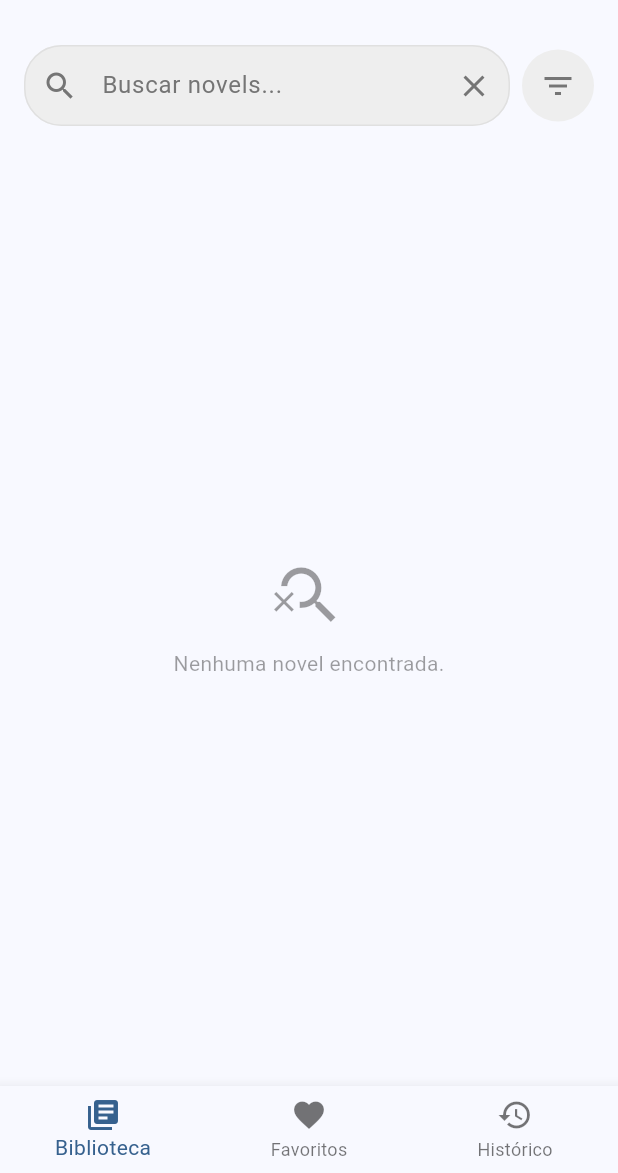
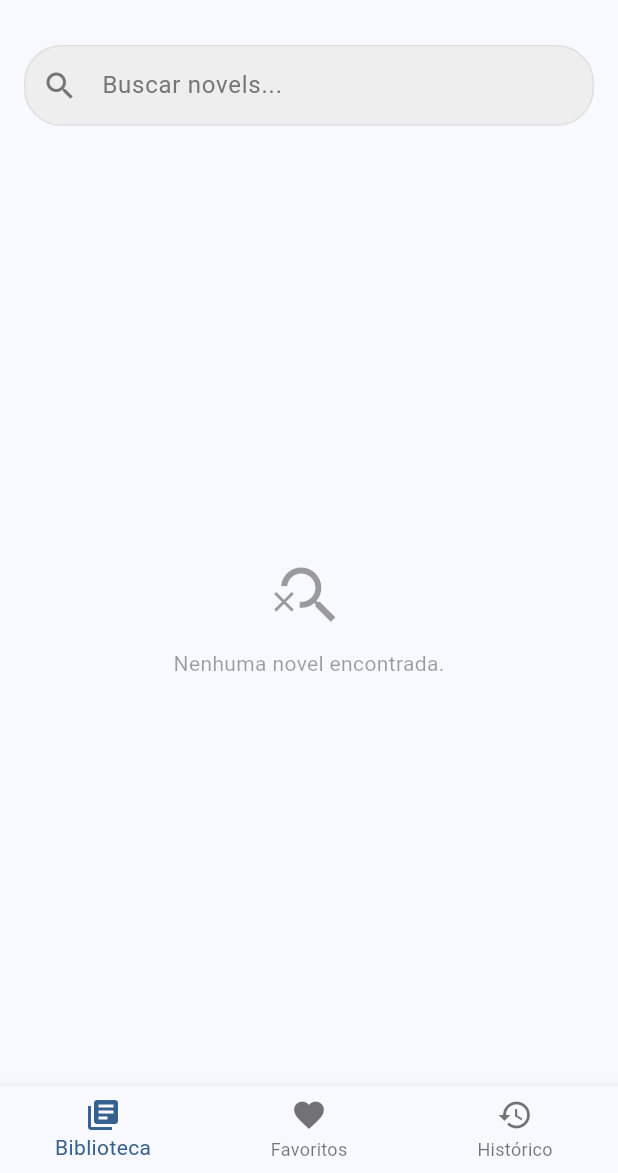
Before and after one commit to Luiz-eduardp/akashic_records, a Flutter app: the screen it shows after launch, on a phone screen of 412 x 824 dp, the part 63-1236 px from its top. Run offline on Flutter 3.47's test engine with Material 3 defaults, Android fonts, the phone set to English and light mode, and no system bars; our stand-ins replace cached_network_image, cookie_jar, dio, flutter_colorpicker, flutter_html, scrollable_positioned_list and 2 more.

Commit message:
Refactor: Enhance SearchBarWidget with clear button visibility

```diff
--- a/lib/screens/library/search_bar_widget.dart
+++ b/lib/screens/library/search_bar_widget.dart
@@ -2,12 +2,12 @@ import 'package:flutter/material.dart';
 
 class SearchBarWidget extends StatefulWidget {
   final Function(String) onSearch;
-  final VoidCallback onFilterPressed;
+  final VoidCallback? onFilterPressed;
 
   const SearchBarWidget({
     super.key,
     required this.onSearch,
-    required this.onFilterPressed,
+    this.onFilterPressed,
   });
 
   @override
@@ -16,9 +16,29 @@ class SearchBarWidget extends StatefulWidget {
 
 class _SearchBarWidgetState extends State<SearchBarWidget> {
   final TextEditingController _controller = TextEditingController();
+  bool _hasText = false;
+
+  @override
+  void initState() {
+    super.initState();
+    _controller.addListener(_updateClearButtonVisibility);
+  }
+
+  void _updateClearButtonVisibility() {
+    if (_controller.text.isEmpty && _hasText) {
+      setState(() {
+        _hasText = false;
+      });
+    } else if (_controller.text.isNotEmpty && !_hasText) {
+      setState(() {
+        _hasText = true;
+      });
+    }
+  }
 
   @override
   void dispose() {
+    _controller.removeListener(_updateClearButtonVisibility);
     _controller.dispose();
     super.dispose();
   }
@@ -28,15 +48,10 @@ class _SearchBarWidgetState extends State<SearchBarWidget> {
     final ThemeData theme = Theme.of(context);
     final bool isDarkMode = theme.brightness == Brightness.dark;
 
-    final Color darkFillColor = Colors.grey[800]!;
-    final Color darkTextColor = Colors.white;
-    final Color darkIconColor = Colors.white70;
-    final Color darkBorderColor = Colors.grey[700]!;
-
-    final Color lightFillColor = Colors.grey[200]!;
-    final Color lightTextColor = Colors.black;
-    final Color lightIconColor = Colors.grey[600]!;
-    final Color lightBorderColor = Colors.grey[300]!;
+    final Color fillColor = isDarkMode ? Colors.grey[800]! : Colors.grey[200]!;
+    final Color textColor = isDarkMode ? Colors.white : Colors.black;
+    final Color iconColor = isDarkMode ? Colors.white70 : Colors.grey[600]!;
+    final Color borderColor = isDarkMode ? Colors.grey[700]! : Colors.grey[300]!;
 
     return Padding(
       padding: const EdgeInsets.all(8.0),
@@ -45,23 +60,14 @@ class _SearchBarWidgetState extends State<SearchBarWidget> {
           Expanded(
             child: TextField(
               controller: _controller,
-              style: TextStyle(
-                color: isDarkMode ? darkTextColor : lightTextColor,
-              ),
+              style: TextStyle(color: textColor),
               decoration: InputDecoration(
                 hintText: 'Buscar novels...',
-                hintStyle: TextStyle(
-                  color: isDarkMode ? darkIconColor : lightIconColor,
-                ),
-                prefixIcon: Icon(
-                  Icons.search,
-                  color: isDarkMode ? darkIconColor : lightIconColor,
-                ),
+                hintStyle: TextStyle(color: iconColor),
+                prefixIcon: Icon(Icons.search, color: iconColor),
                 border: OutlineInputBorder(
                   borderRadius: BorderRadius.circular(25.0),
-                  borderSide: BorderSide(
-                    color: isDarkMode ? darkBorderColor : lightBorderColor,
-                  ),
+                  borderSide: BorderSide(color: borderColor),
                 ),
                 focusedBorder: OutlineInputBorder(
                   borderRadius: BorderRadius.circular(25.0),
@@ -69,22 +75,22 @@ class _SearchBarWidgetState extends State<SearchBarWidget> {
                 ),
                 enabledBorder: OutlineInputBorder(
                   borderRadius: BorderRadius.circular(25.0),
-                  borderSide: BorderSide(
-                    color: isDarkMode ? darkBorderColor : lightBorderColor,
-                  ),
+                  borderSide: BorderSide(color: borderColor),
                 ),
                 filled: true,
-                fillColor: isDarkMode ? darkFillColor : lightFillColor,
-                suffixIcon: IconButton(
-                  icon: Icon(
-                    Icons.clear,
-                    color: isDarkMode ? darkIconColor : lightIconColor,
-                  ),
-                  onPressed: () {
-                    _controller.clear();
-                    widget.onSearch("");
-                  },
-                ),
+                fillColor: fillColor,
+                suffixIcon: _hasText
+                    ? IconButton(
+                        icon: Icon(Icons.clear, color: iconColor),
+                        onPressed: () {
+                          _controller.clear();
+                          widget.onSearch("");
+                          setState(() {
+                            _hasText = false;
+                          });
+                        },
+                      )
+                    : null,
                 contentPadding: const EdgeInsets.symmetric(
                   vertical: 15.0,
                   horizontal: 20.0,
@@ -93,19 +99,11 @@ class _SearchBarWidgetState extends State<SearchBarWidget> {
               onSubmitted: (value) {
                 widget.onSearch(value);
               },
-            ),
-          ),
-          const SizedBox(width: 8.0),
-          Material(
-            color: isDarkMode ? darkFillColor : lightFillColor,
-            borderRadius: BorderRadius.circular(25.0),
-            child: IconButton(
-              icon: Icon(
-                Icons.filter_list,
-                color: isDarkMode ? darkIconColor : lightIconColor,
-              ),
-              onPressed: widget.onFilterPressed,
-              splashRadius: 24.0,
+              onChanged: (value) {
+                setState(() {
+                  _hasText = value.isNotEmpty;
+                });
+              },
             ),
           ),
         ],
```
